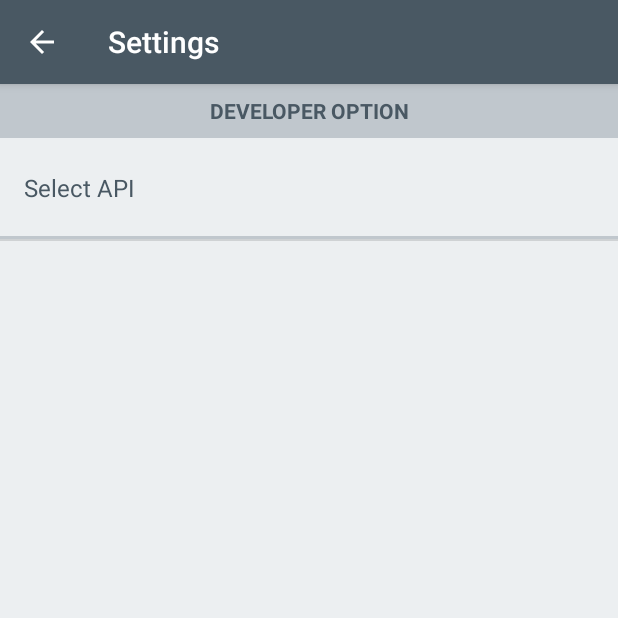
After one commit to ziakhalid/CodeCrackerApp, an Android app: the ICPreferenceActivity screen opened directly, with no data from a screen before it, on a phone screen of 412 x 824 dp, the top half of it. The commit adds this screen. Run offline under Robolectric (Android 15) with nearby library versions, the phone set to English and light mode, and no system bars.

Commit message:
Adding PreferenceActivity

```diff
--- a/app/src/main/java/com/khalid/interviewcracker/activity/HomeActivity.kt
+++ b/app/src/main/java/com/khalid/interviewcracker/activity/HomeActivity.kt
@@ -1,10 +1,13 @@
 package com.khalid.interviewcracker.activity
 
+import android.content.Intent
 import android.os.Bundle
 import android.support.v4.app.Fragment
 import android.support.v4.app.FragmentManager
 import android.support.v7.app.AppCompatActivity
 import android.support.v7.widget.Toolbar
+import android.view.Menu
+import android.view.MenuItem
 import android.widget.Toast
 import com.interviewcracker.R
 import com.khalid.interviewcracker.fragment.HomeFragment
@@ -14,7 +17,7 @@ import rx.Observer
 
 class HomeActivity : AppCompatActivity() {
 
-    val toolbar by lazy{findViewById(R.id.toolbar) as Toolbar}
+    val toolbar by lazy {findViewById(R.id.toolbar) as Toolbar}
 
     val buttonClickObserver = object : Observer<String>{
         override fun onError(e: Throwable?) {
@@ -32,8 +35,32 @@ class HomeActivity : AppCompatActivity() {
     override fun onCreate(savedInstanceState: Bundle?) {
         super.onCreate(savedInstanceState)
         setContentView(R.layout.activity_home)
+        initToolbar()
+        setNormalToolbar()
+        changeFragment(HomeFragment(buttonClickObserver), HomeFragment::class.java.simpleName)
+    }
+
+    private fun initToolbar() {
         setSupportActionBar(toolbar)
-        changeFragment(HomeFragment(buttonClickObserver), HomeFragment::class.java.simpleName)
+        toolbar.showOverflowMenu()
+    }
+
+    fun setNormalToolbar() {
+        supportActionBar!!.setDisplayShowTitleEnabled(true)
+        toolbar.title = "TOPICS"
+    }
+
+
+    override fun onCreateOptionsMenu(menu: Menu): Boolean {
+        menuInflater.inflate(R.menu.menu_main, menu)
+        return true
+    }
+
+    override fun onOptionsItemSelected(item: MenuItem?): Boolean {
+        when(item?.itemId){
+            R.id.menu_settings -> startActivity(Intent(this@HomeActivity, ICPreferenceActivity::class.java))
+        }
+        return true
     }
 
 
--- /dev/null
+++ b/app/src/main/java/com/khalid/interviewcracker/activity/ICPreferenceActivity.kt
@@ -0,0 +1,53 @@
+package com.khalid.interviewcracker.activity
+
+import android.os.Bundle
+import android.support.v7.app.AppCompatActivity
+import android.view.MenuItem
+import com.interviewcracker.R
+import com.khalid.interviewcracker.fragment.ICPreferenceFragment
+
+open class ICPreferenceActivity : AppCompatActivity() {
+
+    override fun onCreate(savedInstanceState: Bundle?) {
+        super.onCreate(savedInstanceState)
+        setContentView(R.layout.activity_preference)
+
+        val ab = supportActionBar
+        ab?.setDisplayHomeAsUpEnabled(true)
+
+        fragmentManager
+                .beginTransaction()
+                .replace(R.id.fragment_container, ICPreferenceFragment())
+                .commit()
+    }
+
+    override fun setTitle(title: CharSequence) {
+        val ab = supportActionBar
+        if (ab != null) {
+            ab.title = title
+        } else {
+            super.setTitle(title)
+        }
+    }
+
+    override fun onBackPressed() {
+        //		Log.e("onBackPressed. back stack = " + getFragmentManager().getBackStackEntryCount());
+        val fragmentManager = fragmentManager
+        if (fragmentManager.backStackEntryCount > 1) {
+            fragmentManager.popBackStack()
+        } else {
+            super.onBackPressed()
+        }
+    }
+
+    override fun onOptionsItemSelected(item: MenuItem): Boolean {
+        when (item.itemId) {
+            android.R.id.home -> {
+                onBackPressed()
+                return true
+            }
+        }
+        return super.onOptionsItemSelected(item)
+    }
+
+}
--- /dev/null
+++ b/app/src/main/java/com/khalid/interviewcracker/fragment/BasePreferenceFragment.kt
@@ -0,0 +1,24 @@
+package com.khalid.interviewcracker.fragment
+
+import android.os.Bundle
+import android.preference.PreferenceFragment
+import android.view.LayoutInflater
+import android.view.View
+import android.view.ViewGroup
+import android.widget.ListView
+import com.interviewcracker.R
+
+open class BasePreferenceFragment : PreferenceFragment() {
+
+    override fun onCreateView(inflater: LayoutInflater?, container: ViewGroup?, savedInstanceState: Bundle?): View {
+
+        val view = super.onCreateView(inflater, container, savedInstanceState)
+        val lv = view.findViewById(android.R.id.list) as ListView
+        lv.setPadding(0, 0, 0, 0)
+        lv.dividerHeight = 0
+        lv.setSelector(R.drawable.list_choice_background_preferences)
+        return view
+
+    }
+
+}
--- /dev/null
+++ b/app/src/main/java/com/khalid/interviewcracker/fragment/ICPreferenceFragment.kt
@@ -0,0 +1,19 @@
+package com.khalid.interviewcracker.fragment
+
+import android.os.Bundle
+import com.interviewcracker.R
+
+class ICPreferenceFragment : BasePreferenceFragment() {
+
+    override fun onStart() {
+        super.onStart()
+        activity.setTitle(R.string.settings)
+    }
+
+    override fun onCreate(savedInstanceState: Bundle?) {
+        super.onCreate(savedInstanceState)
+        addPreferencesFromResource(R.xml.preferences_dev)
+
+    }
+
+}
--- /dev/null
+++ b/app/src/main/res/drawable/bg_preference_category.xml
@@ -0,0 +1,9 @@
+<?xml version="1.0" encoding="utf-8"?>
+<layer-list xmlns:android="http://schemas.android.com/apk/res/android">
+    <item>
+        <color android:color="@color/preferences_divider" />
+    </item>
+    <item android:bottom="1dp">
+        <color android:color="@color/preferences_category_bg" />
+    </item>
+</layer-list>
--- /dev/null
+++ b/app/src/main/res/drawable/list_choice_background_preferences.xml
@@ -0,0 +1,6 @@
+<?xml version="1.0" encoding="utf-8"?>
+<selector xmlns:android="http://schemas.android.com/apk/res/android">
+    <item android:state_pressed="true">
+        <color android:color="@color/preferences_highlight" />
+    </item>
+</selector>
--- /dev/null
+++ b/app/src/main/res/layout/activity_preference.xml
@@ -0,0 +1,5 @@
+<?xml version="1.0" encoding="utf-8"?>
+<FrameLayout xmlns:android="http://schemas.android.com/apk/res/android"
+    android:id="@+id/fragment_container"
+    android:layout_width="match_parent"
+    android:layout_height="match_parent" />
--- /dev/null
+++ b/app/src/main/res/layout/preference.xml
@@ -0,0 +1,93 @@
+<?xml version="1.0" encoding="utf-8"?>
+<!-- Copyright (C) 2011 The Android Open Source Project
+     Licensed under the Apache License, Version 2.0 (the "License");
+     you may not use this file except in compliance with the License.
+     You may obtain a copy of the License at
+          http://www.apache.org/licenses/LICENSE-2.0
+     Unless required by applicable law or agreed to in writing, software
+     distributed under the License is distributed on an "AS IS" BASIS,
+     WITHOUT WARRANTIES OR CONDITIONS OF ANY KIND, either express or implied.
+     See the License for the specific language governing permissions and
+     limitations under the License.
+-->
+
+<!-- Layout for a Preference in a PreferenceActivity. The
+     Preference is able to place a specific widget for its particular
+     type in the "widget_frame" layout. -->
+<LinearLayout
+    xmlns:android="http://schemas.android.com/apk/res/android"
+    xmlns:app="http://schemas.android.com/apk/res-auto"
+    android:layout_width="match_parent"
+    android:layout_height="wrap_content"
+    android:orientation="vertical">
+
+    <LinearLayout
+        android:layout_width="match_parent"
+        android:layout_height="wrap_content"
+        android:minHeight="?android:attr/listPreferredItemHeight"
+        android:gravity="center_vertical"
+        android:paddingLeft="16dp"
+        android:paddingRight="?android:attr/scrollbarSize">
+
+        <LinearLayout
+            android:layout_width="wrap_content"
+            android:layout_height="match_parent"
+            android:gravity="center"
+            android:minWidth="0dp"
+            android:orientation="horizontal">
+            <ImageView
+                android:id="@+android:id/icon"
+                android:layout_width="48dp"
+                android:layout_height="48dp"
+                android:layout_gravity="center"
+                android:minWidth="48dp"
+                android:scaleType="centerInside"
+                android:layout_marginRight="8dp"
+                />
+        </LinearLayout>
+
+        <RelativeLayout
+            android:layout_width="wrap_content"
+            android:layout_height="wrap_content"
+            android:layout_weight="1"
+            android:paddingRight="8dp"
+            android:paddingTop="10dp"
+            android:paddingBottom="10dp">
+
+            <TextView
+                android:id="@+android:id/title"
+                android:layout_width="wrap_content"
+                android:layout_height="wrap_content"
+                android:maxLines="1"
+                android:textSize="16sp"
+                android:textColor="@color/preferences_text"
+                android:ellipsize="marquee"
+                android:fadingEdge="horizontal" />
+
+            <TextView android:id="@android:id/summary"
+                android:layout_width="wrap_content"
+                android:layout_height="wrap_content"
+                android:layout_below="@android:id/title"
+                android:layout_alignLeft="@android:id/title"
+                android:textSize="11sp"
+                android:textColor="@color/preferences_text"
+                android:maxLines="10" />
+
+        </RelativeLayout>
+
+        <!-- Preference should place its actual preference widget here. -->
+        <LinearLayout android:id="@android:id/widget_frame"
+            android:layout_width="wrap_content"
+            android:layout_height="match_parent"
+            android:minWidth="48dp"
+            android:gravity="center"
+            android:orientation="vertical" />
+
+    </LinearLayout>
+
+    <View
+        android:layout_width="match_parent"
+        android:layout_height="@dimen/two_px_allthethings"
+        android:background="@color/preferences_divider"/>
+
+</LinearLayout>
--- /dev/null
+++ b/app/src/main/res/layout/preference_category_title.xml
@@ -0,0 +1,12 @@
+<?xml version="1.0" encoding="utf-8"?>
+<TextView
+    xmlns:android="http://schemas.android.com/apk/res/android"
+    android:id="@android:id/title"
+    android:layout_width="match_parent"
+    android:layout_height="36dp"
+    android:textAllCaps="true"
+    android:textSize="14sp"
+    android:gravity="center"
+    android:textStyle="bold"
+    android:background="@drawable/bg_preference_category"
+    android:textColor="@color/preferences_text" />
--- /dev/null
+++ b/app/src/main/res/menu/menu_main.xml
@@ -0,0 +1,8 @@
+<menu xmlns:android="http://schemas.android.com/apk/res/android"
+    xmlns:app="http://schemas.android.com/apk/res-auto">
+
+    <item
+        android:id="@+id/menu_settings"
+        android:title="@string/menu_settings"
+        app:showAsAction="never"/>
+</menu>
--- /dev/null
+++ b/app/src/main/res/values-v21/dimens.xml
@@ -0,0 +1,4 @@
+<resources>
+    <!-- Default screen margins, per the Android Design guidelines. -->
+    <dimen name="dropDownVerticalOffset">0dp</dimen>
+</resources>
--- /dev/null
+++ b/app/src/main/res/values/arrays.xml
@@ -0,0 +1,10 @@
+<?xml version="1.0" encoding="utf-8"?>
+<resources xmlns:tools="http://schemas.android.com/tools">
+
+    <string-array name="api_names" tools:ignore="MissingTranslation">
+        <item>Production</item>
+        <item>Mock Mode</item>
+        <item>Custom Server</item>
+    </string-array>
+
+</resources>
--- a/app/src/main/res/values/colors.xml
+++ b/app/src/main/res/values/colors.xml
@@ -6,4 +6,14 @@
     <color name="launcherBackground">#4f4c44</color>
     <color name="textColorLauncher">#ffffff</color>
     <color name="qa_text_color">@color/gray7</color>
+
+    <!-- Preferences Activity -->
+    <color name="preferences_text">#495863</color>
+    <color name="preferences_activity_bg">#eceff1</color>
+    <color name="preferences_category_bg">#c0c7cd</color>
+    <color name="preferences_divider">#c0c7cd</color>
+    <color name="preferences_highlight">#40000000</color>
+
+    <color name="lighter_gray_no_transparent">#FFDDDDDD</color>
+
 </resources>
--- a/app/src/main/res/values/dimens.xml
+++ b/app/src/main/res/values/dimens.xml
@@ -2,4 +2,7 @@
     <!-- Default screen margins, per the Android Design guidelines. -->
     <dimen name="activity_horizontal_margin">16dp</dimen>
     <dimen name="activity_vertical_margin">16dp</dimen>
+    <dimen name="two_px_allthethings">2dp</dimen>
+    <dimen name="dropDownVerticalOffset">-52dp</dimen>
+
 </resources>
--- a/app/src/main/res/values/strings.xml
+++ b/app/src/main/res/values/strings.xml
@@ -4,5 +4,10 @@
     <!--Preference Key-->
     <string name="preference_proxy_server_address">proxy_server_address</string>
     <string name="show_answer">Show Answer</string>
+    <string name="preference_which_api_to_use_key">which_api</string>
+
+    <!--Menu-->
+    <string name="menu_settings">Settings</string>
+    <string name="settings">Settings</string>
 
 </resources>
--- a/app/src/main/res/values/styles.xml
+++ b/app/src/main/res/values/styles.xml
@@ -1,20 +1,5 @@
 <resources>
 
-    <!-- Base application theme. -->
-    <style name="AppTheme" parent="Theme.AppCompat.Light.DarkActionBar">
-        <!-- Customize your theme here. -->
-        <item name="colorPrimary">@color/colorPrimary</item>
-        <item name="colorPrimaryDark">@color/colorPrimaryDark</item>
-        <item name="colorAccent">@color/colorAccent</item>
-    </style>
 
-    <style name="AppTheme.NoActionBar">
-        <item name="windowActionBar">false</item>
-        <item name="windowNoTitle">true</item>
-    </style>
-
-    <style name="AppTheme.AppBarOverlay" parent="ThemeOverlay.AppCompat.Dark.ActionBar" />
-
-    <style name="AppTheme.PopupOverlay" parent="ThemeOverlay.AppCompat.Light" />
 
 </resources>
--- /dev/null
+++ b/app/src/main/res/values/themes.xml
@@ -0,0 +1,29 @@
+<?xml version="1.0" encoding="utf-8"?>
+<resources xmlns:android="http://schemas.android.com/apk/res/android">
+    `
+    <!-- Base application theme. -->
+    <style name="AppTheme" parent="Theme.AppCompat.Light.DarkActionBar">
+        <!-- Customize your theme here. -->
+        <item name="colorPrimary">@color/colorPrimary</item>
+        <item name="colorPrimaryDark">@color/colorPrimaryDark</item>
+        <item name="colorAccent">@color/colorAccent</item>
+    </style>
+
+    <style name="Theme.Phone.NoActionBar" parent="Theme.AppCompat.Light.NoActionBar">
+        <!-- Customize your theme here. -->
+        <item name="colorPrimary">@color/colorPrimary</item>
+        <item name="colorPrimaryDark">@color/colorPrimaryDark</item>
+        <item name="colorAccent">@color/colorAccent</item>
+    </style>
+
+    <style name="Theme.Phone.Preferences" parent="Theme.AppCompat.Light.DarkActionBar">
+        <item name="colorPrimaryDark">#3A464F</item>
+        <item name="colorPrimary">#495863</item>
+        <item name="android:windowBackground">@color/preferences_activity_bg</item>
+    </style>
+
+    <style name="AppTheme.AppBarOverlay" parent="ThemeOverlay.AppCompat.Dark.ActionBar" />
+
+    <style name="AppTheme.PopupOverlay" parent="ThemeOverlay.AppCompat.Light" />
+
+</resources>
--- /dev/null
+++ b/app/src/main/res/xml/preferences_dev.xml
@@ -0,0 +1,17 @@
+<?xml version="1.0" encoding="utf-8"?>
+<PreferenceScreen xmlns:android="http://schemas.android.com/apk/res/android">
+
+    <PreferenceCategory
+        android:layout="@layout/preference_category_title"
+        android:title="DEVELOPER OPTION">
+
+        <ListPreference
+            android:entries="@array/api_names"
+            android:entryValues="@array/api_names"
+            android:key="@string/preference_which_api_to_use_key"
+            android:layout="@layout/preference"
+            android:title="Select API" />
+
+    </PreferenceCategory>
+
+</PreferenceScreen>
```
Also changed, not shown: app/src/main/AndroidManifest.xml (+5 -2 lines).
